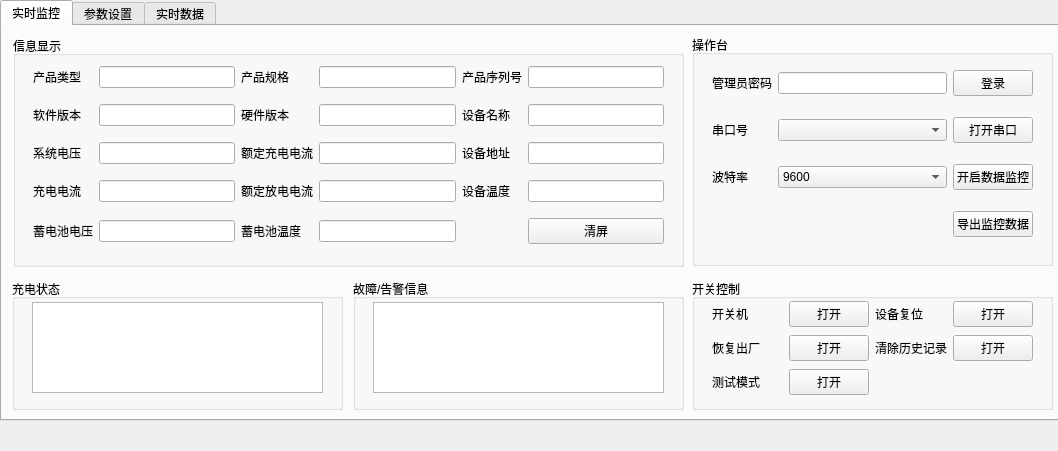
This is ui/ac_layout.ui in xxxy-bit/SRNE_UP as Qt 5 draws it before an edit. The edited form follows.
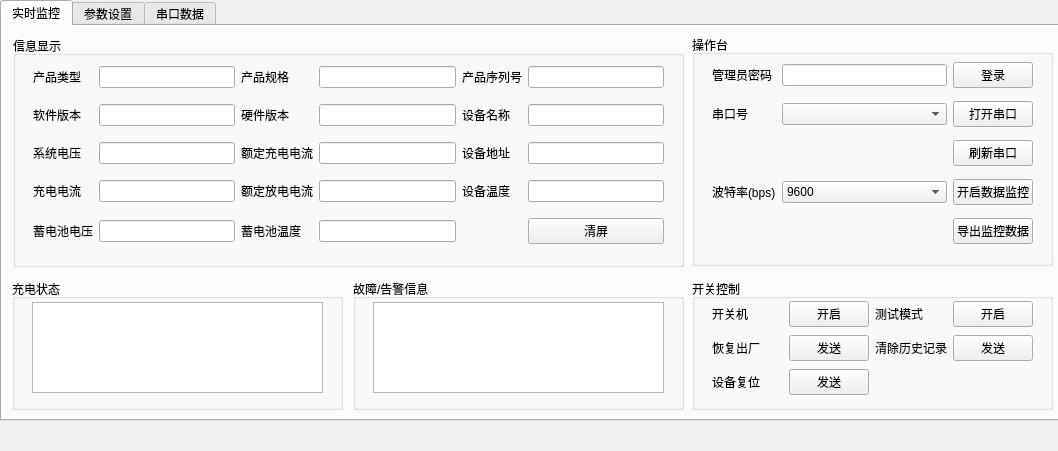
This is the edited form.

Commit message: 增加充电开关与测试模式开关,增加串口刷新

Diff of the .ui file:
```diff
--- a/ui/ac_layout.ui
+++ b/ui/ac_layout.ui
@@ -285,7 +285,48 @@
         <property name="rightMargin">
          <number>10</number>
         </property>
-        <item row="2" column="1">
+        <item row="1" column="1">
+         <widget class="QComboBox" name="port_cmb"/>
+        </item>
+        <item row="3" column="0">
+         <widget class="QLabel" name="label_3">
+          <property name="text">
+           <string>波特率(bps)</string>
+          </property>
+         </widget>
+        </item>
+        <item row="0" column="2">
+         <widget class="QPushButton" name="login">
+          <property name="text">
+           <string>登录</string>
+          </property>
+         </widget>
+        </item>
+        <item row="1" column="0">
+         <widget class="QLabel" name="label_2">
+          <property name="text">
+           <string>串口号</string>
+          </property>
+         </widget>
+        </item>
+        <item row="2" column="2">
+         <widget class="QPushButton" name="ac_port_refresh">
+          <property name="text">
+           <string>刷新串口</string>
+          </property>
+         </widget>
+        </item>
+        <item row="0" column="1">
+         <widget class="QLineEdit" name="pwd"/>
+        </item>
+        <item row="1" column="2">
+         <widget class="QPushButton" name="port_btn">
+          <property name="text">
+           <string>打开串口</string>
+          </property>
+         </widget>
+        </item>
+        <item row="3" column="1">
          <widget class="QComboBox" name="baud_cmb">
           <item>
            <property name="text">
@@ -310,39 +351,12 @@
          </widget>
         </item>
         <item row="3" column="2">
-         <widget class="QPushButton" name="ac_output_monitor">
-          <property name="text">
-           <string>导出监控数据</string>
-          </property>
-         </widget>
-        </item>
-        <item row="1" column="1">
-         <widget class="QComboBox" name="port_cmb"/>
-        </item>
-        <item row="0" column="1">
-         <widget class="QLineEdit" name="pwd"/>
-        </item>
-        <item row="2" column="2">
          <widget class="QPushButton" name="startMonitor_btn">
           <property name="text">
            <string>开启数据监控</string>
           </property>
          </widget>
         </item>
-        <item row="0" column="2">
-         <widget class="QPushButton" name="login">
-          <property name="text">
-           <string>登录</string>
-          </property>
-         </widget>
-        </item>
-        <item row="1" column="2">
-         <widget class="QPushButton" name="port_btn">
-          <property name="text">
-           <string>打开串口</string>
-          </property>
-         </widget>
-        </item>
         <item row="0" column="0">
          <widget class="QLabel" name="label">
           <property name="text">
@@ -350,17 +364,10 @@
           </property>
          </widget>
         </item>
-        <item row="2" column="0">
-         <widget class="QLabel" name="label_3">
+        <item row="4" column="2">
+         <widget class="QPushButton" name="ac_output_monitor">
           <property name="text">
-           <string>波特率</string>
-          </property>
-         </widget>
-        </item>
-        <item row="1" column="0">
-         <widget class="QLabel" name="label_2">
-          <property name="text">
-           <string>串口号</string>
+           <string>导出监控数据</string>
           </property>
          </widget>
         </item>
@@ -398,21 +405,14 @@
         <item row="1" column="1">
          <widget class="QPushButton" name="reset_default_btn">
           <property name="text">
-           <string>打开</string>
+           <string>发送</string>
           </property>
          </widget>
         </item>
         <item row="1" column="3">
          <widget class="QPushButton" name="clear_history_btn">
           <property name="text">
-           <string>打开</string>
-          </property>
-         </widget>
-        </item>
-        <item row="0" column="2">
-         <widget class="QLabel" name="label_5">
-          <property name="text">
-           <string>设备复位</string>
+           <string>发送</string>
           </property>
          </widget>
         </item>
@@ -423,13 +423,6 @@
           </property>
          </widget>
         </item>
-        <item row="0" column="3">
-         <widget class="QPushButton" name="prod_reset_btn">
-          <property name="text">
-           <string>打开</string>
-          </property>
-         </widget>
-        </item>
         <item row="0" column="0">
          <widget class="QLabel" name="label_4">
           <property name="text">
@@ -447,21 +440,35 @@
         <item row="0" column="1">
          <widget class="QPushButton" name="switch_machine_btn">
           <property name="text">
-           <string>打开</string>
+           <string>开启</string>
           </property>
          </widget>
         </item>
-        <item row="2" column="0">
+        <item row="0" column="3">
+         <widget class="QPushButton" name="ac_testmode_btn">
+          <property name="text">
+           <string>开启</string>
+          </property>
+         </widget>
+        </item>
+        <item row="0" column="2">
          <widget class="QLabel" name="label_40">
           <property name="text">
            <string>测试模式</string>
           </property>
          </widget>
         </item>
+        <item row="2" column="0">
+         <widget class="QLabel" name="label_5">
+          <property name="text">
+           <string>设备复位</string>
+          </property>
+         </widget>
+        </item>
         <item row="2" column="1">
-         <widget class="QPushButton" name="ac_testmode_btn">
+         <widget class="QPushButton" name="prod_reset_btn">
           <property name="text">
-           <string>打开</string>
+           <string>发送</string>
           </property>
          </widget>
         </item>
@@ -1087,7 +1094,7 @@
     </widget>
     <widget class="QWidget" name="ac_tab_data">
      <attribute name="title">
-      <string>实时数据</string>
+      <string>串口数据</string>
      </attribute>
      <widget class="QWidget" name="verticalLayoutWidget">
       <property name="geometry">
```
The commit also changes 16 other files.
